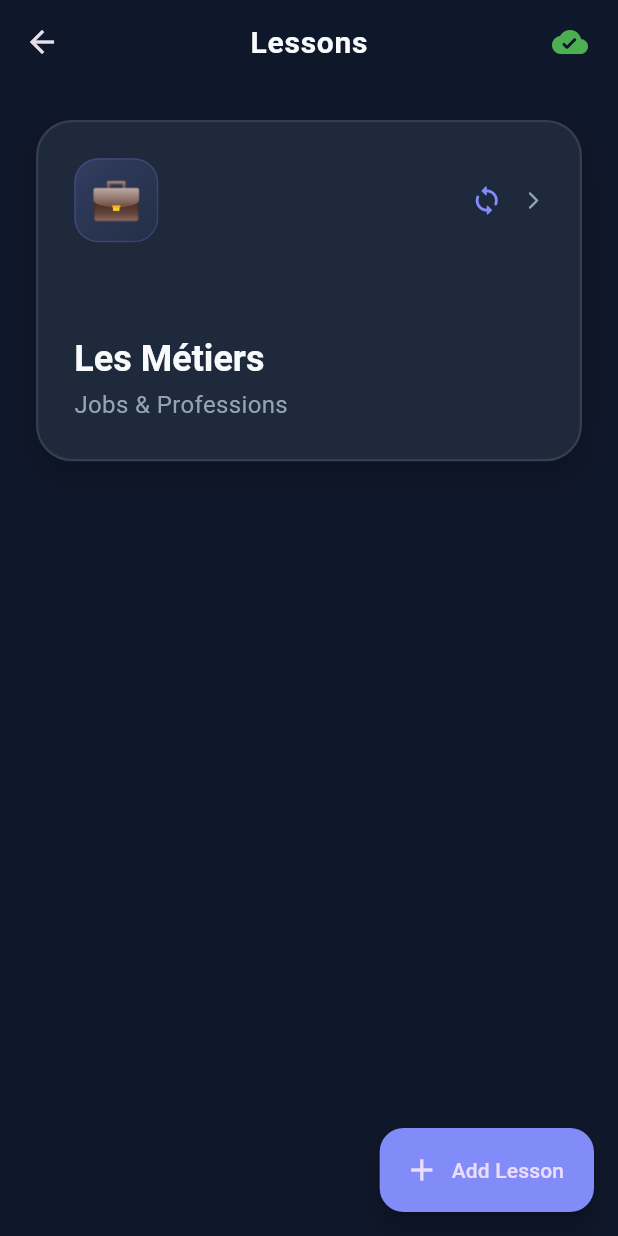
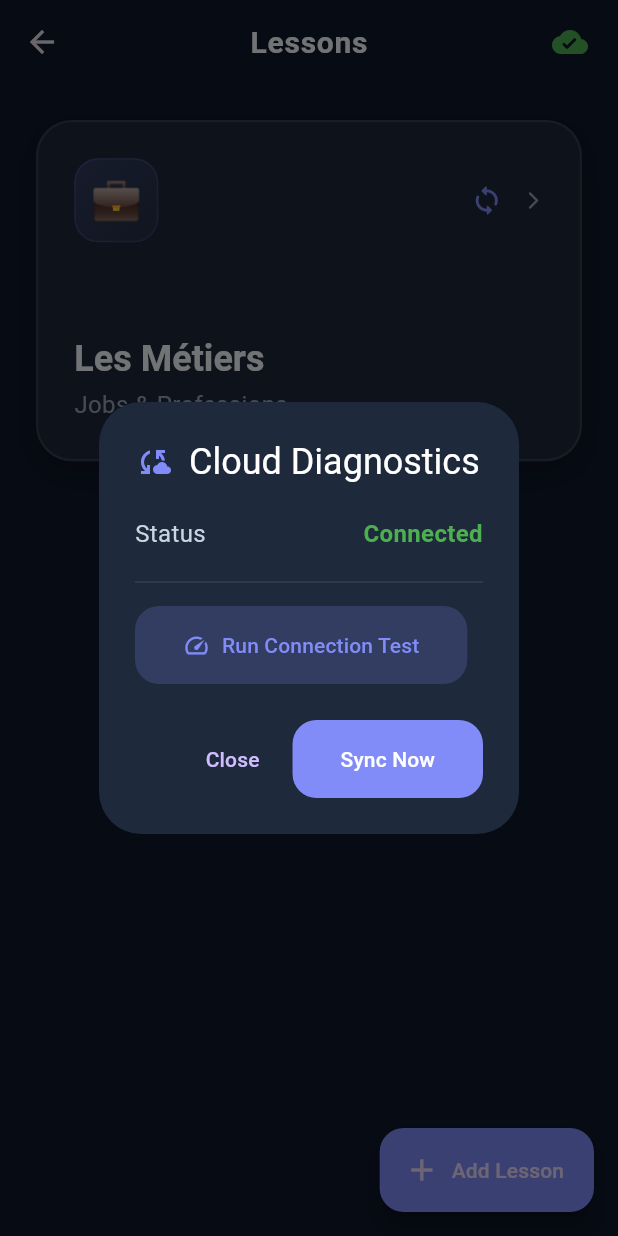
Before and after one commit to businessidea511/French_B1_v1, a Flutter app: the LessonsPage screen opened directly, after a tap on the "cloud done" icon, on a phone screen of 412 x 824 dp. Run offline on Flutter 3.47's test engine with Material 3 defaults, Android fonts, the phone set to English and light mode, and no system bars; our stand-ins replace audioplayers, file_picker, flutter_dotenv, flutter_markdown, flutter_spinkit, flutter_tts and 3 more; missing offline and left inert: syncfusion_flutter_pdf; accounts and stored records are empty; network calls fail; Roboto replaces fonts that are missing (Outfit).

Commit message:
add cloud diagnostic tools

```diff
--- a/lib/pages/lessons/lessons_page.dart
+++ b/lib/pages/lessons/lessons_page.dart
@@ -477,6 +477,106 @@ class _LessonsPageState extends State<LessonsPage> {
     }
   }
 
+  void _showDiagnostics(BuildContext context, LessonsProvider lp) {
+    showDialog(
+      context: context,
+      builder: (context) => AlertDialog(
+        backgroundColor: AppTheme.surface,
+        title: const Row(
+          children: [
+            Icon(Icons.cloud_sync, color: AppTheme.primary),
+            SizedBox(width: 12),
+            Text('Cloud Diagnostics', style: TextStyle(color: Colors.white)),
+          ],
+        ),
+        content: Column(
+          mainAxisSize: MainAxisSize.min,
+          crossAxisAlignment: CrossAxisAlignment.start,
+          children: [
+            _buildDiagRow('Status', lp.lastError != null ? 'Error' : 'Connected',
+                lp.lastError != null ? Colors.red : Colors.green),
+            if (lp.lastError != null) ...[
+              const SizedBox(height: 12),
+              const Text('Last Error:', style: TextStyle(color: AppTheme.textTertiary, fontSize: 12)),
+              Text(lp.lastError!, style: const TextStyle(color: Colors.redAccent, fontSize: 13)),
+            ],
+            const Divider(height: 32, color: Colors.white10),
+            ElevatedButton.icon(
+              onPressed: () async {
+                final result = await lp.testConnection();
+                if (!context.mounted) return;
+                _showTestResults(context, result);
+              },
+              icon: const Icon(Icons.speed),
+              label: const Text('Run Connection Test'),
+              style: ElevatedButton.styleFrom(
+                backgroundColor: AppTheme.primary.withValues(alpha: 0.2),
+                foregroundColor: AppTheme.primary,
+              ),
+            ),
+          ],
+        ),
+        actions: [
+          TextButton(
+            onPressed: () => Navigator.pop(context),
+            child: const Text('Close'),
+          ),
+          ElevatedButton(
+            onPressed: lp.isSyncing ? null : () {
+              Navigator.pop(context);
+              lp.syncFromCloud();
+            },
+            child: const Text('Sync Now'),
+          ),
+        ],
+      ),
+    );
+  }
+
+  void _showTestResults(BuildContext context, Map<String, dynamic> result) {
+    showDialog(
+      context: context,
+      builder: (context) => AlertDialog(
+        backgroundColor: AppTheme.surface,
+        title: const Text('Test Results', style: TextStyle(color: Colors.white)),
+        content: Column(
+          mainAxisSize: MainAxisSize.min,
+          children: [
+            _buildDiagRow('Supabase', result['status'] == 'success' ? 'Connected' : 'Failed',
+                result['status'] == 'success' ? Colors.green : Colors.red),
+            if (result['status'] == 'success') ...[
+              _buildDiagRow('Latency', result['latency'], Colors.white),
+              _buildDiagRow('Cloud Rows', '${result['rows']}', Colors.white),
+              _buildDiagRow('Schema', result['schema'], result['schemaOk'] ? Colors.green : Colors.orange),
+            ] else ...[
+              Text(result['message'] ?? 'Unknown error', style: const TextStyle(color: Colors.red)),
+            ],
+          ],
+        ),
+        actions: [
+          TextButton(onPressed: () => Navigator.pop(context), child: const Text('Got it')),
+        ],
+      ),
+    );
+  }
+
+  Widget _buildDiagRow(String label, String value, Color color) {
+    return Padding(
+      padding: const EdgeInsets.symmetric(vertical: 4),
+      child: Row(
+        mainAxisAlignment: MainAxisAlignment.spaceBetween,
+        children: [
+          Text(label, style: const TextStyle(color: AppTheme.textSecondary)),
+          Flexible(
+            child: Text(value,
+              textAlign: TextAlign.end,
+              style: TextStyle(color: color, fontWeight: FontWeight.bold)),
+          ),
+        ],
+      ),
+    );
+  }
+
   void _showError(String message) {
     ScaffoldMessenger.of(context).showSnackBar(
       SnackBar(content: Text(message), backgroundColor: Colors.red),
@@ -506,10 +606,8 @@ class _LessonsPageState extends State<LessonsPage> {
                   lp.isSyncing ? Icons.sync : Icons.cloud_done_rounded,
                   color: lp.lastError != null ? Colors.red : (lp.isSyncing ? Colors.orange : Colors.green),
                 ),
-                onPressed: lp.lastError != null
-                  ? () => _showError('Cloud Error: ${lp.lastError}')
-                  : () => lp.syncFromCloud(),
-                tooltip: lp.lastError ?? 'Cloud Connected',
+                onPressed: () => _showDiagnostics(context, lp),
+                tooltip: 'Cloud Status',
               );
             },
           ),
--- a/lib/services/lessons_provider.dart
+++ b/lib/services/lessons_provider.dart
@@ -86,6 +86,38 @@ class LessonsProvider extends ChangeNotifier {
   bool get isSyncing => _isSyncing;
   String? _lastError;
   String? get lastError => _lastError;
+
+  Future<Map<String, dynamic>> testConnection() async {
+    final client = _supabase;
+    if (client == null) return {'status': 'error', 'message': 'Supabase not initialized'};
+
+    try {
+      final startTime = DateTime.now();
+      // Test simple select
+      final response = await client.from('lessons').select('id').limit(1);
+      final duration = DateTime.now().difference(startTime).inMilliseconds;
+
+      // Test schema (check if columns exist)
+      bool schemaOk = true;
+      String schemaMsg = 'Schema OK';
+      try {
+        await client.from('lessons').select('description, content').limit(1);
+      } catch (e) {
+        schemaOk = false;
+        schemaMsg = 'Missing columns: description or content. Run the SQL fix.';
+      }
+
+      return {
+        'status': 'success',
+        'latency': '${duration}ms',
+        'rows': response.length,
+        'schema': schemaMsg,
+        'schemaOk': schemaOk,
+      };
+    } catch (e) {
+      return {'status': 'error', 'message': e.toString()};
+    }
+  }
 
   Future<void> syncFromCloud() async {
     if (_isSyncing) return;
```
